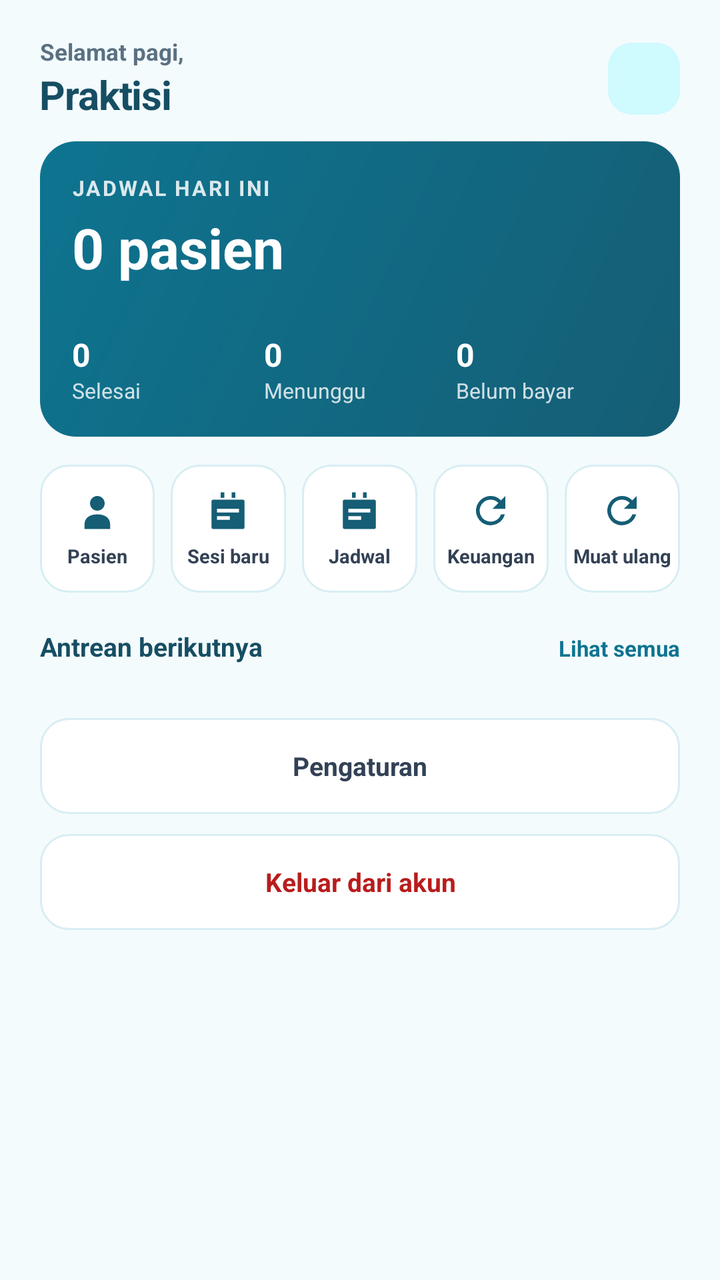
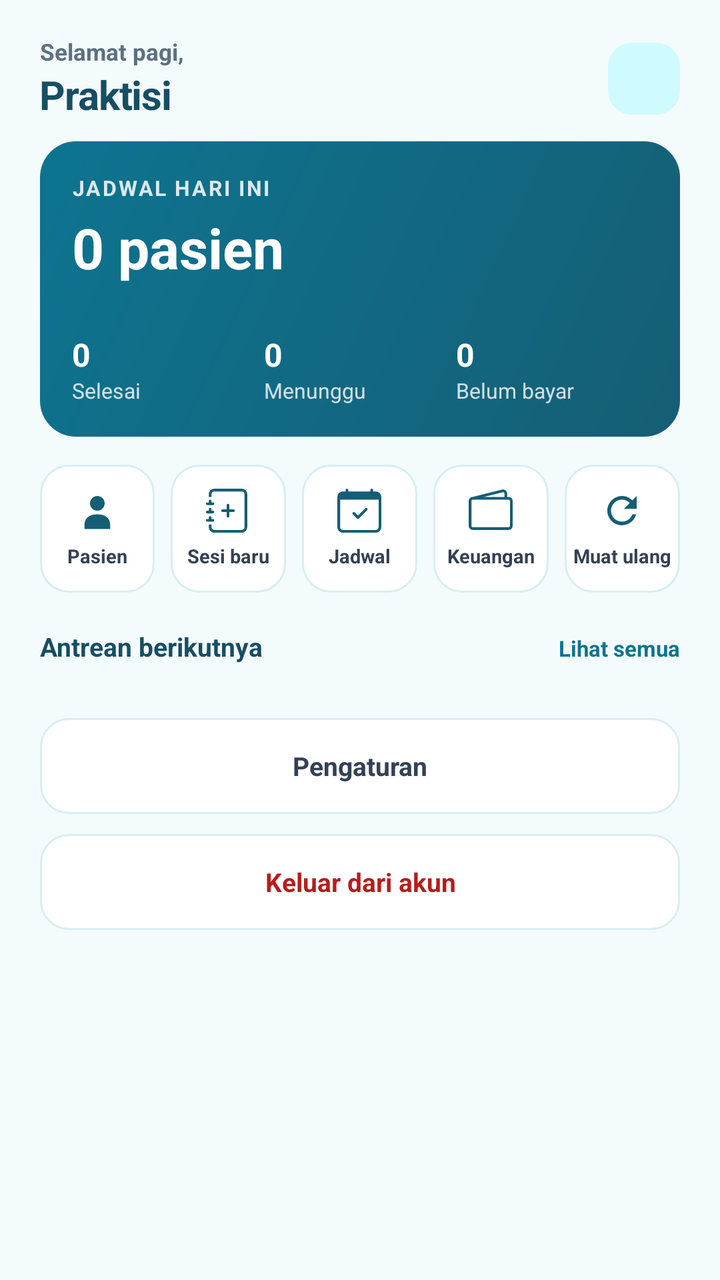

Before-and-after screenshots of an Android layout around one commit, followed by the original layout XML and the change that was made.
<!-- AndroidManifest.xml: application theme Theme.AcuMedis -->
<!-- res/layout/activity_main.xml -->
<?xml version="1.0" encoding="utf-8"?>
<LinearLayout xmlns:android="http://schemas.android.com/apk/res/android"
    android:layout_width="match_parent"
    android:layout_height="match_parent"
    android:background="@color/bg"
    android:orientation="vertical">

    <LinearLayout
        android:layout_width="match_parent"
        android:layout_height="wrap_content"
        android:gravity="center_vertical"
        android:orientation="horizontal"
        android:paddingStart="20dp"
        android:paddingEnd="20dp"
        android:paddingTop="18dp"
        android:paddingBottom="10dp">

        <LinearLayout
            android:layout_width="0dp"
            android:layout_height="wrap_content"
            android:layout_weight="1"
            android:orientation="vertical">

            <TextView
                android:layout_width="wrap_content"
                android:layout_height="wrap_content"
                android:text="Selamat pagi,"
                android:textColor="@color/muted"
                android:textSize="11.5sp"
                android:textStyle="bold" />

            <TextView
                android:id="@+id/userName"
                android:layout_width="wrap_content"
                android:layout_height="wrap_content"
                android:text="Praktisi"
                android:textColor="@color/fg"
                android:textSize="20sp"
                android:textStyle="bold"
                android:letterSpacing="-0.02" />
        </LinearLayout>

        <TextView
            android:id="@+id/avatar"
            android:layout_width="36dp"
            android:layout_height="36dp"
            android:background="@drawable/bg_avatar"
            android:gravity="center"
            android:textColor="@color/primary_deep"
            android:textSize="13sp"
            android:textStyle="bold" />
    </LinearLayout>

    <ScrollView
        android:layout_width="match_parent"
        android:layout_height="0dp"
        android:layout_weight="1"
        android:fillViewport="true"
        android:scrollbars="none">

        <LinearLayout
            android:layout_width="match_parent"
            android:layout_height="wrap_content"
            android:orientation="vertical"
            android:paddingStart="20dp"
            android:paddingEnd="20dp"
            android:paddingBottom="24dp">

            <LinearLayout
                android:layout_width="match_parent"
                android:layout_height="wrap_content"
                android:background="@drawable/bg_hero"
                android:orientation="vertical"
                android:padding="16dp">

                <TextView
                    android:layout_width="wrap_content"
                    android:layout_height="wrap_content"
                    android:alpha="0.85"
                    android:letterSpacing="0.08"
                    android:text="JADWAL HARI INI"
                    android:textColor="#FFFFFF"
                    android:textSize="10.5sp"
                    android:textStyle="bold" />

                <TextView
                    android:id="@+id/todayTotal"
                    android:layout_width="wrap_content"
                    android:layout_height="wrap_content"
                    android:layout_marginTop="4dp"
                    android:text="0 pasien"
                    android:textColor="#FFFFFF"
                    android:textSize="28sp"
                    android:textStyle="bold" />

                <LinearLayout
                    android:layout_width="match_parent"
                    android:layout_height="wrap_content"
                    android:layout_marginTop="12dp"
                    android:orientation="horizontal"
                    android:paddingTop="12dp">

                    <LinearLayout
                        android:layout_width="0dp"
                        android:layout_height="wrap_content"
                        android:layout_weight="1"
                        android:orientation="vertical">

                        <TextView
                            android:id="@+id/statDone"
                            android:layout_width="wrap_content"
                            android:layout_height="wrap_content"
                            android:text="0"
                            android:textColor="#FFFFFF"
                            android:textSize="16sp"
                            android:textStyle="bold" />

                        <TextView
                            android:layout_width="wrap_content"
                            android:layout_height="wrap_content"
                            android:alpha="0.8"
                            android:text="Selesai"
                            android:textColor="#FFFFFF"
                            android:textSize="10.5sp" />
                    </LinearLayout>

                    <LinearLayout
                        android:layout_width="0dp"
                        android:layout_height="wrap_content"
                        android:layout_weight="1"
                        android:orientation="vertical">

                        <TextView
                            android:id="@+id/statWaiting"
                            android:layout_width="wrap_content"
                            android:layout_height="wrap_content"
                            android:text="0"
                            android:textColor="#FFFFFF"
                            android:textSize="16sp"
                            android:textStyle="bold" />

                        <TextView
                            android:layout_width="wrap_content"
                            android:layout_height="wrap_content"
                            android:alpha="0.8"
                            android:text="Menunggu"
                            android:textColor="#FFFFFF"
                            android:textSize="10.5sp" />
                    </LinearLayout>

                    <LinearLayout
                        android:layout_width="0dp"
                        android:layout_height="wrap_content"
                        android:layout_weight="1"
                        android:orientation="vertical">

                        <TextView
                            android:id="@+id/statUnpaid"
                            android:layout_width="wrap_content"
                            android:layout_height="wrap_content"
                            android:text="0"
                            android:textColor="#FFFFFF"
                            android:textSize="16sp"
                            android:textStyle="bold" />

                        <TextView
                            android:layout_width="wrap_content"
                            android:layout_height="wrap_content"
                            android:alpha="0.8"
                            android:text="Belum bayar"
                            android:textColor="#FFFFFF"
                            android:textSize="10.5sp" />
                    </LinearLayout>
                </LinearLayout>
            </LinearLayout>

            <LinearLayout
                android:layout_width="match_parent"
                android:layout_height="wrap_content"
                android:layout_marginTop="14dp"
                android:orientation="horizontal">

                <LinearLayout
                    android:id="@+id/qPatients"
                    android:layout_width="0dp"
                    android:layout_height="wrap_content"
                    android:layout_weight="1"
                    android:background="@drawable/bg_card"
                    android:clickable="true"
                    android:focusable="true"
                    android:gravity="center"
                    android:orientation="vertical"
                    android:paddingTop="12dp"
                    android:paddingBottom="12dp">

                    <ImageView
                        android:layout_width="22dp"
                        android:layout_height="22dp"
                        android:contentDescription="@null"
                        android:src="@drawable/ic_patients" />

                    <TextView
                        android:layout_width="wrap_content"
                        android:layout_height="wrap_content"
                        android:layout_marginTop="5dp"
                        android:text="Pasien"
                        android:textColor="@color/fg2"
                        android:textSize="9.5sp"
                        android:textStyle="bold" />
                </LinearLayout>

                <Space android:layout_width="8dp" android:layout_height="1dp" />

                <LinearLayout
                    android:id="@+id/qSession"
                    android:layout_width="0dp"
                    android:layout_height="wrap_content"
                    android:layout_weight="1"
                    android:background="@drawable/bg_card"
                    android:clickable="true"
                    android:focusable="true"
                    android:gravity="center"
                    android:orientation="vertical"
                    android:paddingTop="12dp"
                    android:paddingBottom="12dp">

                    <ImageView
                        android:layout_width="22dp"
                        android:layout_height="22dp"
                        android:contentDescription="@null"
                        android:src="@drawable/ic_session" />

                    <TextView
                        android:layout_width="wrap_content"
                        android:layout_height="wrap_content"
                        android:layout_marginTop="5dp"
                        android:text="Sesi baru"
                        android:textColor="@color/fg2"
                        android:textSize="9.5sp"
                        android:textStyle="bold" />
                </LinearLayout>

                <Space android:layout_width="8dp" android:layout_height="1dp" />

                <LinearLayout
                    android:id="@+id/qSchedule"
                    android:layout_width="0dp"
                    android:layout_height="wrap_content"
                    android:layout_weight="1"
                    android:background="@drawable/bg_card"
                    android:clickable="true"
                    android:focusable="true"
                    android:gravity="center"
                    android:orientation="vertical"
                    android:paddingTop="12dp"
                    android:paddingBottom="12dp">

                    <ImageView
                        android:layout_width="22dp"
                        android:layout_height="22dp"
                        android:contentDescription="@null"
                        android:src="@drawable/ic_session" />

                    <TextView
                        android:layout_width="wrap_content"
                        android:layout_height="wrap_content"
                        android:layout_marginTop="5dp"
                        android:text="Jadwal"
                        android:textColor="@color/fg2"
                        android:textSize="9.5sp"
                        android:textStyle="bold" />
                </LinearLayout>

                <Space android:layout_width="8dp" android:layout_height="1dp" />

                <LinearLayout
                    android:id="@+id/qFinance"
                    android:layout_width="0dp"
                    android:layout_height="wrap_content"
                    android:layout_weight="1"
                    android:background="@drawable/bg_card"
                    android:clickable="true"
                    android:focusable="true"
                    android:gravity="center"
                    android:orientation="vertical"
                    android:paddingTop="12dp"
                    android:paddingBottom="12dp">

                    <ImageView
                        android:layout_width="22dp"
                        android:layout_height="22dp"
                        android:contentDescription="@null"
                        android:src="@drawable/ic_refresh" />

                    <TextView
                        android:layout_width="wrap_content"
                        android:layout_height="wrap_content"
                        android:layout_marginTop="5dp"
                        android:text="Keuangan"
                        android:textColor="@color/fg2"
                        android:textSize="9.5sp"
                        android:textStyle="bold" />
                </LinearLayout>

                <Space android:layout_width="8dp" android:layout_height="1dp" />

                <LinearLayout
                    android:id="@+id/qRefresh"
                    android:layout_width="0dp"
                    android:layout_height="wrap_content"
                    android:layout_weight="1"
                    android:background="@drawable/bg_card"
                    android:clickable="true"
                    android:focusable="true"
                    android:gravity="center"
                    android:orientation="vertical"
                    android:paddingTop="12dp"
                    android:paddingBottom="12dp">

                    <ImageView
                        android:layout_width="22dp"
                        android:layout_height="22dp"
                        android:contentDescription="@null"
                        android:src="@drawable/ic_refresh" />

                    <TextView
                        android:layout_width="wrap_content"
                        android:layout_height="wrap_content"
                        android:layout_marginTop="5dp"
                        android:text="Muat ulang"
                        android:textColor="@color/fg2"
                        android:textSize="9.5sp"
                        android:textStyle="bold" />
                </LinearLayout>
            </LinearLayout>

            <LinearLayout
                android:layout_width="match_parent"
                android:layout_height="wrap_content"
                android:layout_marginTop="18dp"
                android:layout_marginBottom="9dp"
                android:orientation="horizontal">

                <TextView
                    android:layout_width="0dp"
                    android:layout_height="wrap_content"
                    android:layout_weight="1"
                    android:text="Antrean berikutnya"
                    android:textColor="@color/fg"
                    android:textSize="13sp"
                    android:textStyle="bold" />

                <TextView
                    android:id="@+id/seeAll"
                    android:layout_width="wrap_content"
                    android:layout_height="wrap_content"
                    android:text="Lihat semua"
                    android:textColor="@color/primary"
                    android:textSize="11sp"
                    android:textStyle="bold" />
            </LinearLayout>

            <LinearLayout
                android:id="@+id/queueList"
                android:layout_width="match_parent"
                android:layout_height="wrap_content"
                android:orientation="vertical" />

            <TextView
                android:id="@+id/empty"
                android:layout_width="match_parent"
                android:layout_height="wrap_content"
                android:layout_marginTop="20dp"
                android:gravity="center"
                android:text="Belum ada jadwal hari ini."
                android:textColor="@color/muted"
                android:textSize="12.5sp"
                android:visibility="gone" />

            <TextView
                android:id="@+id/settingsBtn"
                android:layout_width="match_parent"
                android:layout_height="48dp"
                android:layout_marginTop="18dp"
                android:background="@drawable/bg_card"
                android:clickable="true"
                android:focusable="true"
                android:gravity="center"
                android:text="Pengaturan"
                android:textColor="@color/fg2"
                android:textSize="13sp"
                android:textStyle="bold" />

            <TextView
                android:id="@+id/logout"
                android:layout_width="match_parent"
                android:layout_height="48dp"
                android:layout_marginTop="10dp"
                android:background="@drawable/bg_card"
                android:clickable="true"
                android:focusable="true"
                android:gravity="center"
                android:text="Keluar dari akun"
                android:textColor="@color/red"
                android:textSize="13sp"
                android:textStyle="bold" />
        </LinearLayout>
    </ScrollView>
</LinearLayout>
<!-- resources referenced by this layout -->
<resources>
  <color name="bg">#FFF4FBFD</color>
  <color name="fg">#FF164E63</color>
  <color name="fg2">#FF334155</color>
  <color name="muted">#FF5A7182</color>
  <color name="primary">#FF0E7490</color>
  <color name="primary_deep">#FF155E75</color>
  <color name="red">#FFB91C1C</color>
  <!-- drawable bg_avatar (drawable) -->
  <?xml version="1.0" encoding="utf-8"?>
  <shape xmlns:android="http://schemas.android.com/apk/res/android" android:shape="rectangle">
      <solid android:color="@color/soft" />
      <corners android:radius="12dp" />
  </shape>
  <!-- drawable bg_card (drawable) -->
  <?xml version="1.0" encoding="utf-8"?>
  <shape xmlns:android="http://schemas.android.com/apk/res/android" android:shape="rectangle">
      <solid android:color="@color/card" />
      <stroke android:width="1dp" android:color="@color/border" />
      <corners android:radius="14dp" />
  </shape>
  <!-- drawable bg_hero (drawable) -->
  <?xml version="1.0" encoding="utf-8"?>
  <shape xmlns:android="http://schemas.android.com/apk/res/android" android:shape="rectangle">
      <gradient android:startColor="#FF0E7490" android:endColor="#FF155E75"
          android:angle="315" />
      <corners android:radius="18dp" />
  </shape>
  <!-- drawable ic_refresh (drawable) -->
  <vector xmlns:android="http://schemas.android.com/apk/res/android"
      android:width="24dp" android:height="24dp"
      android:viewportWidth="24" android:viewportHeight="24">
      <path android:fillColor="#155E75" android:pathData="M17.65,6.35A8,8 0,1 0,19.73 14h-2.08A6,6 0,1 1,12 6a5.9,5.9 0,0 1,4.22 1.78L13,11h7V4z" />
  </vector>
  <!-- drawable ic_session (drawable) -->
  <vector xmlns:android="http://schemas.android.com/apk/res/android"
      android:width="24dp" android:height="24dp"
      android:viewportWidth="24" android:viewportHeight="24">
      <path android:fillColor="#155E75" android:pathData="M8,2h2v3H8zM14,2h2v3h-2zM4,6h16a1,1 0,0 1,1 1v14a1,1 0,0 1,-1 1H4a1,1 0,0 1,-1 -1V7a1,1 0,0 1,1 -1m2,5v2h12v-2zM6,15v2h7v-2z" />
  </vector>
  <color name="soft">#FFCFFAFE</color>
  <color name="card">#FFFFFFFF</color>
  <color name="border">#FFD7EEF3</color>
  <!-- unchanged entries left out for length: 2 -->
</resources>

<!-- the commit's change to res/layout/activity_main.xml (unified diff, before → after) -->
@@ -228,7 +228,7 @@
                         android:layout_width="22dp"
                         android:layout_height="22dp"
                         android:contentDescription="@null"
-                        android:src="@drawable/ic_session" />
+                        android:src="@drawable/ic_sesi_baru" />
 
                     <TextView
                         android:layout_width="wrap_content"
@@ -259,7 +259,7 @@
                         android:layout_width="22dp"
                         android:layout_height="22dp"
                         android:contentDescription="@null"
-                        android:src="@drawable/ic_session" />
+                        android:src="@drawable/ic_jadwal" />
 
                     <TextView
                         android:layout_width="wrap_content"
@@ -290,7 +290,7 @@
                         android:layout_width="22dp"
                         android:layout_height="22dp"
                         android:contentDescription="@null"
-                        android:src="@drawable/ic_refresh" />
+                        android:src="@drawable/ic_keuangan" />
 
                     <TextView
                         android:layout_width="wrap_content"
<!-- resource entries referenced after the edit -->
@@ -27,17 +27,32 @@
           android:angle="315" />
       <corners android:radius="18dp" />
   </shape>
+  <!-- drawable ic_jadwal (drawable) -->
+  <vector xmlns:android="http://schemas.android.com/apk/res/android"
+      android:width="24dp" android:height="24dp"
+      android:viewportWidth="16" android:viewportHeight="16">
+      <path android:fillColor="#155E75" android:pathData="M10.854 7.146a.5.5 0 0 1 0 .708l-3 3a.5.5 0 0 1-.708 0l-1.5-1.5a.5.5 0 1 1 .708-.708L7.5 9.793l2.646-2.647a.5.5 0 0 1 .708 0" />
+      <path android:fillColor="#155E75" android:pathData="M3.5 0a.5.5 0 0 1 .5.5V1h8V.5a.5.5 0 0 1 1 0V1h1a2 2 0 0 1 2 2v11a2 2 0 0 1-2 2H2a2 2 0 0 1-2-2V3a2 2 0 0 1 2-2h1V.5a.5.5 0 0 1 .5-.5M1 4v10a1 1 0 0 0 1 1h12a1 1 0 0 0 1-1V4z" />
+  </vector>
+  <!-- drawable ic_keuangan (drawable) -->
+  <vector xmlns:android="http://schemas.android.com/apk/res/android"
+      android:width="24dp" android:height="24dp"
+      android:viewportWidth="16" android:viewportHeight="16">
+      <path android:fillColor="#155E75" android:pathData="M12.136.326A1.5 1.5 0 0 1 14 1.78V3h.5A1.5 1.5 0 0 1 16 4.5v9a1.5 1.5 0 0 1-1.5 1.5h-13A1.5 1.5 0 0 1 0 13.5v-9a1.5 1.5 0 0 1 1.432-1.499zM5.562 3H13V1.78a.5.5 0 0 0-.621-.484zM1.5 4a.5.5 0 0 0-.5.5v9a.5.5 0 0 0 .5.5h13a.5.5 0 0 0 .5-.5v-9a.5.5 0 0 0-.5-.5z" />
+  </vector>
   <!-- drawable ic_refresh (drawable) -->
   <vector xmlns:android="http://schemas.android.com/apk/res/android"
       android:width="24dp" android:height="24dp"
       android:viewportWidth="24" android:viewportHeight="24">
       <path android:fillColor="#155E75" android:pathData="M17.65,6.35A8,8 0,1 0,19.73 14h-2.08A6,6 0,1 1,12 6a5.9,5.9 0,0 1,4.22 1.78L13,11h7V4z" />
   </vector>
-  <!-- drawable ic_session (drawable) -->
+  <!-- drawable ic_sesi_baru (drawable) -->
   <vector xmlns:android="http://schemas.android.com/apk/res/android"
       android:width="24dp" android:height="24dp"
-      android:viewportWidth="24" android:viewportHeight="24">
-      <path android:fillColor="#155E75" android:pathData="M8,2h2v3H8zM14,2h2v3h-2zM4,6h16a1,1 0,0 1,1 1v14a1,1 0,0 1,-1 1H4a1,1 0,0 1,-1 -1V7a1,1 0,0 1,1 -1m2,5v2h12v-2zM6,15v2h7v-2z" />
+      android:viewportWidth="16" android:viewportHeight="16">
+      <path android:fillColor="#155E75" android:pathData="M8 5.5a.5.5 0 0 1 .5.5v1.5H10a.5.5 0 0 1 0 1H8.5V10a.5.5 0 0 1-1 0V8.5H6a.5.5 0 0 1 0-1h1.5V6a.5.5 0 0 1 .5-.5" />
+      <path android:fillColor="#155E75" android:pathData="M3 0h10a2 2 0 0 1 2 2v12a2 2 0 0 1-2 2H3a2 2 0 0 1-2-2v-1h1v1a1 1 0 0 0 1 1h10a1 1 0 0 0 1-1V2a1 1 0 0 0-1-1H3a1 1 0 0 0-1 1v1H1V2a2 2 0 0 1 2-2" />
+      <path android:fillColor="#155E75" android:pathData="M1 5v-.5a.5.5 0 0 1 1 0V5h.5a.5.5 0 0 1 0 1h-2a.5.5 0 0 1 0-1zm0 3v-.5a.5.5 0 0 1 1 0V8h.5a.5.5 0 0 1 0 1h-2a.5.5 0 0 1 0-1zm0 3v-.5a.5.5 0 0 1 1 0v.5h.5a.5.5 0 0 1 0 1h-2a.5.5 0 0 1 0-1z" />
   </vector>
   <color name="soft">#FFCFFAFE</color>
   <color name="card">#FFFFFFFF</color>
